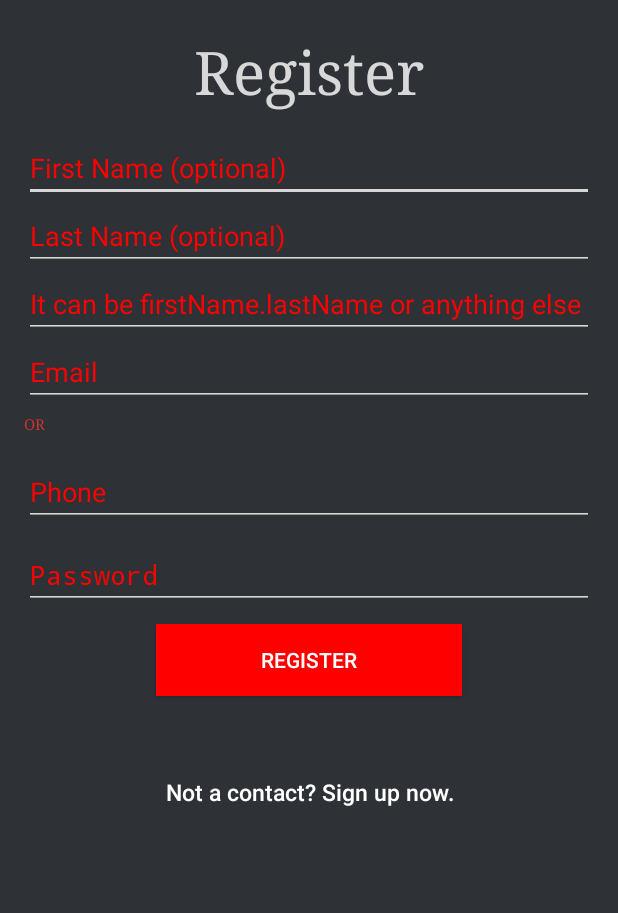
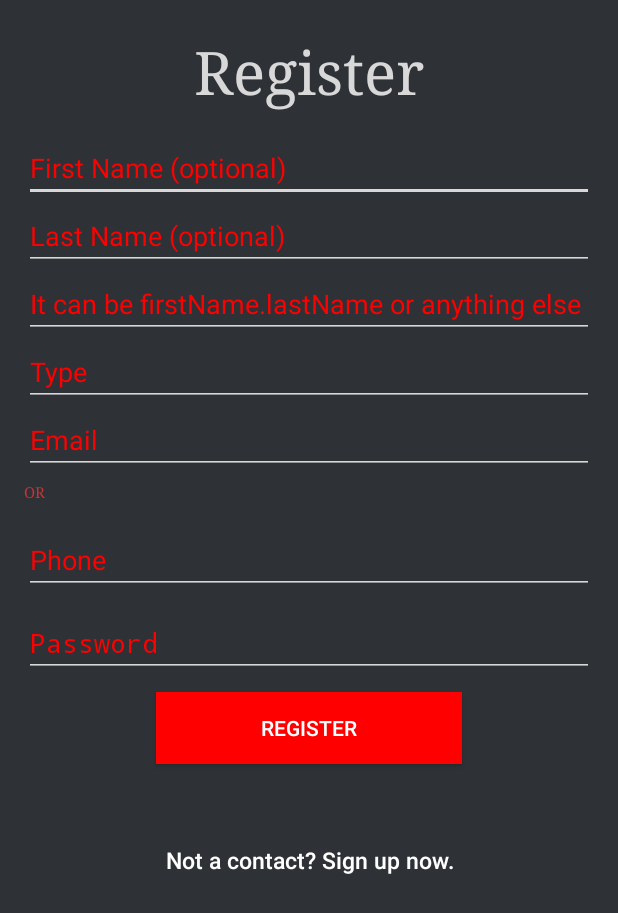
Before and after one commit to ahmed-derbala/Espoir-Android, an Android app: the RegisterActivity screen opened directly, with no data from a screen before it, on a phone screen of 412 x 824 dp. Shown: the top 913 px of the screen. Run offline under Robolectric (Android 15) with nearby library versions, the phone set to English and light mode, and no system bars; our stand-ins replace Volley; network calls fail.

Commit message:
added type and status for user

```diff
--- a/app/build.gradle
+++ b/app/build.gradle
@@ -12,9 +12,9 @@ android {
         applicationId "com.ahmedderbala.espoir"
         minSdkVersion 21
         targetSdkVersion 28
-        versionName '1.0.12 alpha'
+        versionName '1.0.13 alpha'
         testInstrumentationRunner "android.support.test.runner.AndroidJUnitRunner"
-        versionCode 13
+        versionCode 14
     }
     buildTypes {
         release {
--- a/app/src/main/java/com/ahmedderbala/espoir/helper/SQLiteHandler.java
+++ b/app/src/main/java/com/ahmedderbala/espoir/helper/SQLiteHandler.java
@@ -1,8 +1,3 @@
-/**
- * Author: Ravi Tamada
- * URL: www.androidhive.info
- * twitter: http://twitter.com/ravitamada
- * */
 package com.ahmedderbala.espoir.helper;
 
 import android.content.ContentValues;
--- a/app/src/main/java/com/ahmedderbala/espoir/user/LoginActivity.java
+++ b/app/src/main/java/com/ahmedderbala/espoir/user/LoginActivity.java
@@ -142,6 +142,10 @@ public class LoginActivity extends Activity {
 
 
                         String email = user.getString("email");
+                        String type = user.getString("type");
+
+                        String status = user.getString("status");
+
                         String created_at = user.getString("created_at");
 
                         // Inserting row in users table
--- a/app/src/main/res/layout/activity_register.xml
+++ b/app/src/main/res/layout/activity_register.xml
@@ -50,6 +50,18 @@
         android:backgroundTint="@color/gray"
         android:hint="@string/hint_username"
         android:inputType="textEmailAddress" />
+
+    <EditText
+        android:id="@+id/type"
+        android:textColor="@color/gray"
+        android:textColorHint="@color/red"
+
+
+        android:layout_width="fill_parent"
+        android:layout_height="wrap_content"
+        android:backgroundTint="@color/gray"
+        android:hint="@string/hint_type"
+        android:inputType="text" />
 
     <EditText
         android:id="@+id/email"
--- a/app/src/main/res/layout/fragment_cases.xml
+++ b/app/src/main/res/layout/fragment_cases.xml
@@ -10,7 +10,7 @@
     <android.support.design.widget.FloatingActionButton
         android:id="@+id/addCaseBTN"
         android:src="@drawable/ic_add_circle_black_24dp"
-        android:layout_gravity="end|bottom"
+        android:layout_gravity="end|top"
 
         android:layout_margin="16dp"
 
--- a/app/src/main/res/values/colors.xml
+++ b/app/src/main/res/values/colors.xml
@@ -1,8 +1,8 @@
 <?xml version="1.0" encoding="utf-8"?>
 <resources>
-    <color name="colorPrimary">#3F51B5</color>
+    <color name="colorPrimary">#ff0000</color>
     <color name="colorPrimaryDark">#303F9F</color>
-    <color name="colorAccent">#FF4081</color>
+    <color name="colorAccent">#ff0000</color>
     <color name="bg_login">#26ae90</color>
     <color name="bg_register">#2e3237</color>
     <color name="bg_main">#428bca</color>
--- a/app/src/main/res/values/strings.xml
+++ b/app/src/main/res/values/strings.xml
@@ -9,6 +9,9 @@
     <string name="hint_lastName">Last Name (optional)</string>
 
     <string name="hint_email">Email</string>
+    <string name="hint_type">Type</string>
+    <string name="hint_status">Status</string>
+
     <string name="hint_password">Password</string>
     <string name="hint_username">It can be firstName.lastName or anything else</string>
     <string name="btn_login">LOGIN</string>
```
Also changed, not shown: app/src/main/java/com/ahmedderbala/espoir/user/RegisterActivity.java (+17 -3 lines), app/src/main/res/drawable-v24/ic_action_add_case.png (deleted).
